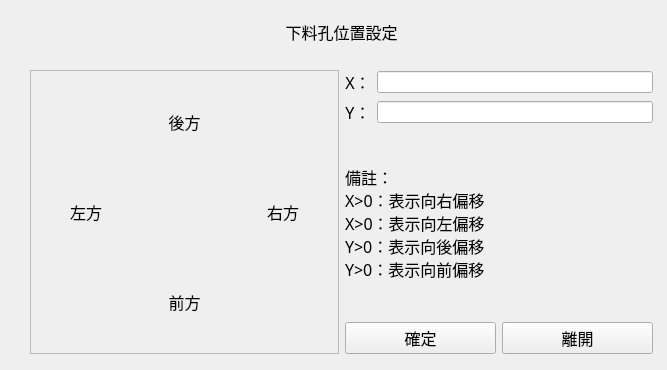
Above: SYEI_stamping_press_system/feeding_hole.ui from sinje0816/stamping_press before the change. Below: the same form after it.
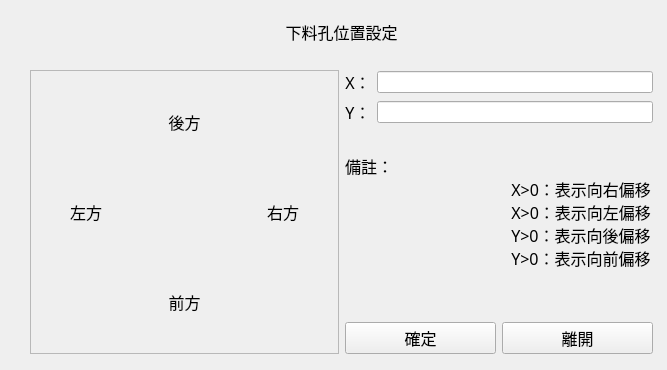
That is the form after the change. Icons and pictures are not drawn.

```diff
--- a/SYEI_stamping_press_system/feeding_hole.ui
+++ b/SYEI_stamping_press_system/feeding_hole.ui
@@ -73,10 +73,11 @@
         </property>
         <property name="text">
          <string>備註：
-X&gt;0：表示向右偏移
-X&gt;0：表示向左偏移
-Y&gt;0：表示向後偏移
-Y&gt;0：表示向前偏移</string>
+                                        X&gt;0：表示向右偏移
+                                        X&gt;0：表示向左偏移
+                                        Y&gt;0：表示向後偏移
+                                        Y&gt;0：表示向前偏移
+                                    </string>
         </property>
        </widget>
       </item>
```
Left out of the diff: 4 changed lines with no effect on the pictures. Lines whose indentation alone changed are shown as unchanged.
